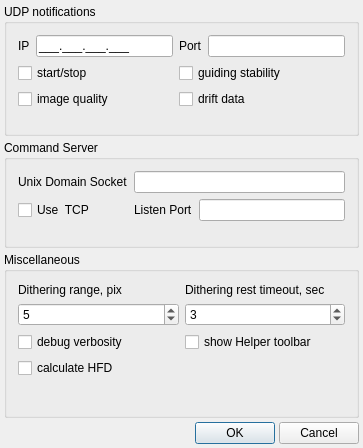
The window that lin_guider/ui/settings.ui (rumengb/lin_guider) describes before a commit, drawn with Qt 5.
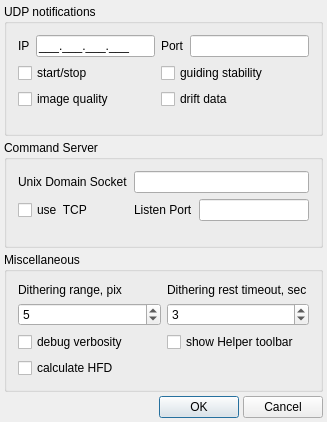
The same window after the commit.

Patch:
```diff
--- a/lin_guider/ui/settings.ui
+++ b/lin_guider/ui/settings.ui
@@ -6,8 +6,8 @@
    <rect>
     <x>0</x>
     <y>0</y>
-    <width>363</width>
-    <height>448</height>
+    <width>327</width>
+    <height>411</height>
    </rect>
   </property>
   <property name="minimumSize">
@@ -63,7 +63,7 @@
       <item row="0" column="3">
        <widget class="QLineEdit" name="lineEdit_Port">
         <property name="inputMask">
-         <string>00000</string>
+         <string>00000; </string>
         </property>
        </widget>
       </item>
@@ -250,14 +250,14 @@
       <item row="1" column="0">
        <widget class="QCheckBox" name="checkBox_useTCP">
         <property name="text">
-         <string>Use  TCP</string>
+         <string>use  TCP</string>
         </property>
        </widget>
       </item>
       <item row="1" column="2">
        <widget class="QLineEdit" name="lineEdit_TCPPort">
         <property name="inputMask">
-         <string>00000</string>
+         <string>00000; </string>
         </property>
        </widget>
       </item>
```
Left out of the diff: 14 changed lines with no effect on the pictures.
